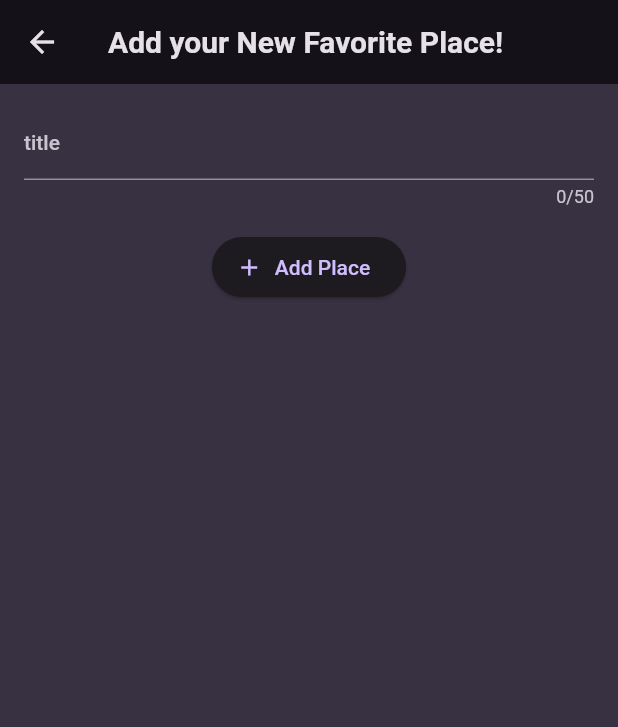
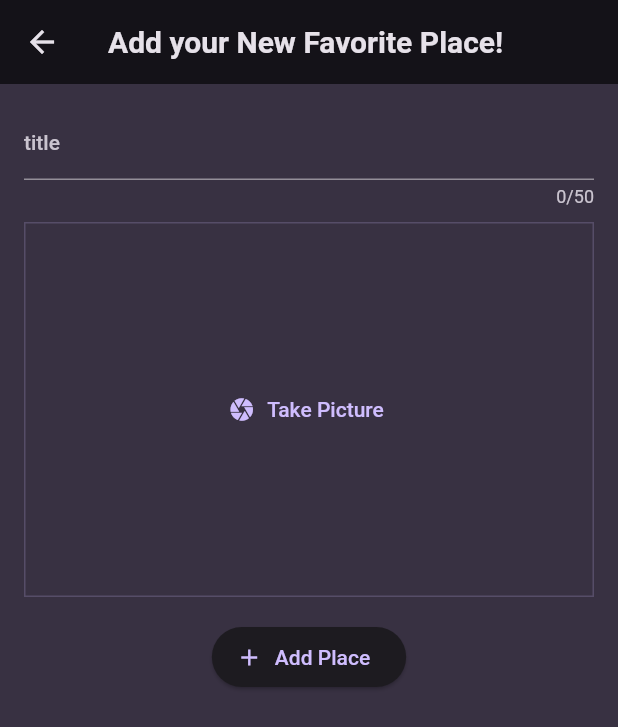
Before and after one commit to DelgaMatt/Favorite-Places, a Flutter app: the AddPlaceScreen screen opened directly, on a phone screen of 412 x 824 dp. Shown: the top 727 px of the screen. Run offline on Flutter 3.47's test engine with Material 2 defaults, Android fonts, the phone set to English and light mode, and no system bars; our stand-ins replace flutter_riverpod, google_fonts.

Commit message:
added image picture and image input widget

```diff
--- a/lib/screens/add_places_screen.dart
+++ b/lib/screens/add_places_screen.dart
@@ -2,6 +2,7 @@ import 'package:flutter/material.dart';
 import 'package:flutter_riverpod/flutter_riverpod.dart';
 
 import 'package:places/providers/user_places.dart';
+import 'package:places/widgets/image_input.dart';
 
 // ConsumerState and Notifiers are properties given to us by Riverpod
 // The ref object is made availabel to user through the consumer state
@@ -53,6 +54,8 @@ class _AddPlaceScreenState extends ConsumerState<AddPlaceScreen> {
               style:
                   TextStyle(color: Theme.of(context).colorScheme.onBackground),
             ),
+            const SizedBox(height: 10),
+            const ImageInput(),
             const SizedBox(height: 16),
             ElevatedButton.icon(
                 onPressed: _savePlace,
--- /dev/null
+++ b/lib/widgets/image_input.dart
@@ -0,0 +1,37 @@
+import 'package:flutter/material.dart';
+
+class ImageInput extends StatefulWidget {
+  const ImageInput({super.key});
+
+  @override
+  State<ImageInput> createState() {
+    return _ImageInputState();
+  }
+}
+
+class _ImageInputState extends State<ImageInput> {
+
+  void _takePicture() {
+
+  }
+
+  @override
+  Widget build(BuildContext context) {
+    return Container(
+      height: 250,
+      width: double.infinity,
+      alignment: Alignment.center, //will center the child horizontally and vertically inside of this container
+      decoration: BoxDecoration(
+        border: Border.all(
+          width: 1,
+          color: Theme.of(context).colorScheme.primary.withOpacity(0.2),
+        )
+      ),
+      child: TextButton.icon(
+        onPressed: _takePicture,
+        icon: const Icon(Icons.camera),
+        label: const Text('Take Picture'),
+      ),
+    );
+  }
+}
--- a/pubspec.yaml
+++ b/pubspec.yaml
@@ -38,6 +38,7 @@ dependencies:
   google_fonts: ^6.1.0
   uuid: ^4.2.1
   flutter_riverpod: ^2.4.8
+  image_picker: ^1.0.4
 
 
 dev_dependencies:
```
Also changed, not shown: lib/screens/places_screen.dart (+2 -11 lines), pubspec.lock, 8 other files.
